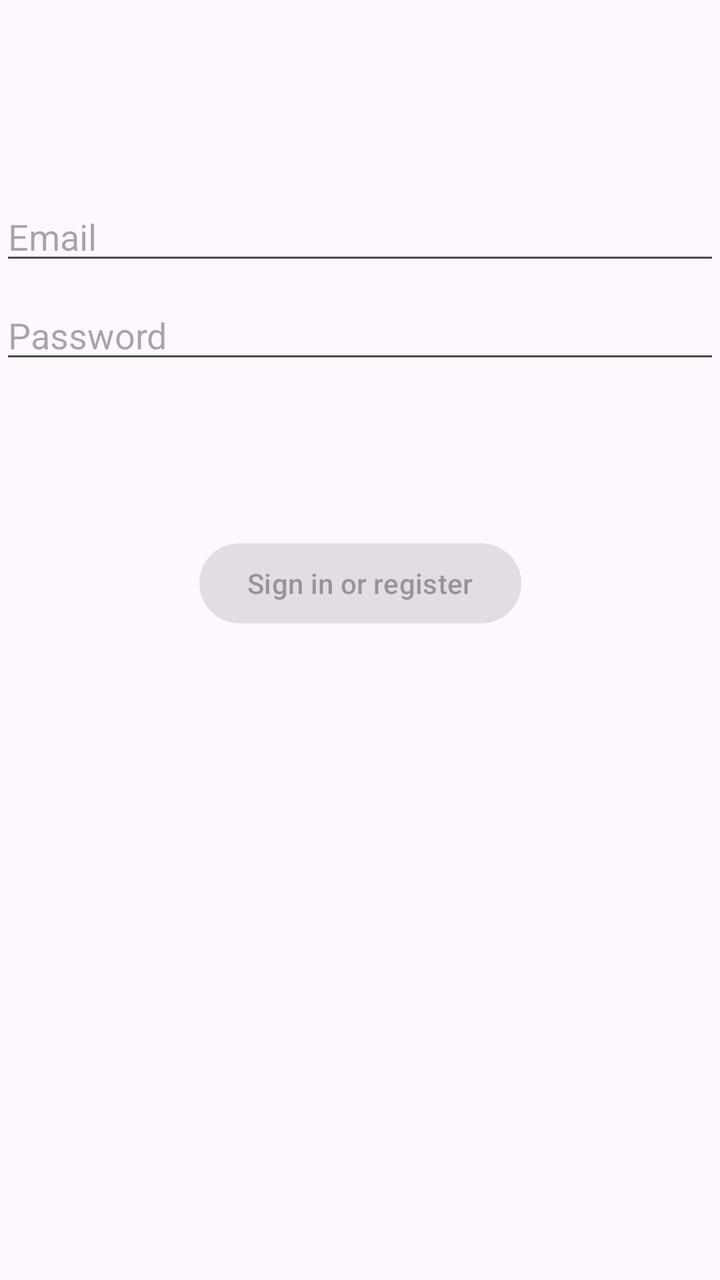
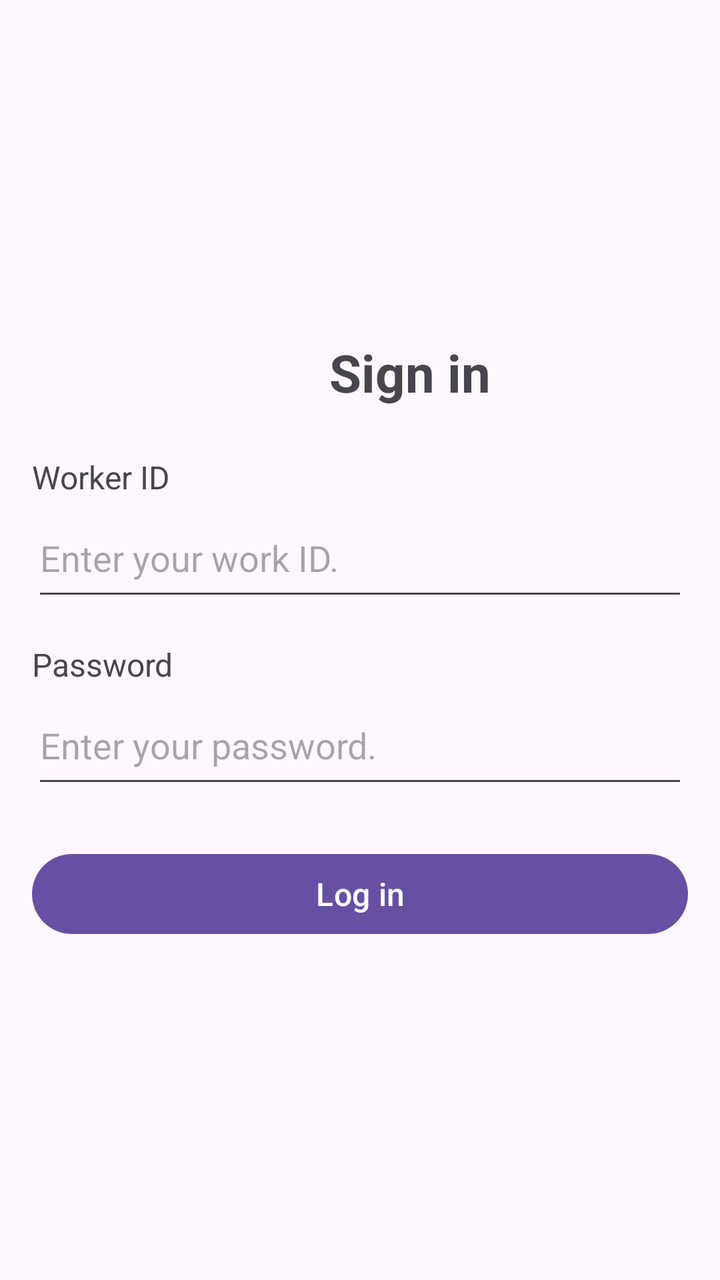

The first picture is an Android layout as it rendered before a commit; the second is the same layout after the commit. The layout source and the unified diff follow.
<!-- AndroidManifest.xml: application theme Theme.JavaReportingSystem -->
<!-- res/layout/activity_login.xml -->
<?xml version="1.0" encoding="utf-8"?>
<androidx.constraintlayout.widget.ConstraintLayout xmlns:android="http://schemas.android.com/apk/res/android"
    xmlns:app="http://schemas.android.com/apk/res-auto"
    xmlns:tools="http://schemas.android.com/tools"
    android:id="@+id/main"
    android:layout_width="match_parent"
    android:layout_height="match_parent"
    tools:context=".ui.login.LoginActivity">

    <EditText
        android:id="@+id/username"
        android:layout_width="0dp"
        android:layout_height="wrap_content"
        android:layout_marginTop="96dp"
        android:hint="@string/prompt_email"
        android:inputType="textEmailAddress"
        android:selectAllOnFocus="true"
        app:layout_constraintEnd_toEndOf="parent"
        app:layout_constraintStart_toStartOf="parent"
        app:layout_constraintTop_toTopOf="parent" />

    <EditText
        android:id="@+id/password"
        android:layout_width="0dp"
        android:layout_height="wrap_content"
        android:layout_marginTop="8dp"
        android:hint="@string/prompt_password"
        android:imeActionLabel="@string/action_sign_in_short"
        android:imeOptions="actionDone"
        android:inputType="textPassword"
        android:selectAllOnFocus="true"
        app:layout_constraintEnd_toEndOf="parent"
        app:layout_constraintStart_toStartOf="parent"
        app:layout_constraintTop_toBottomOf="@+id/username" />

    <Button
        android:id="@+id/login"
        android:layout_width="wrap_content"
        android:layout_height="wrap_content"
        android:layout_gravity="start"
        android:layout_marginTop="16dp"
        android:layout_marginBottom="64dp"
        android:enabled="false"
        android:text="@string/action_sign_in"
        app:layout_constraintBottom_toBottomOf="parent"
        app:layout_constraintEnd_toEndOf="parent"
        app:layout_constraintStart_toStartOf="parent"
        app:layout_constraintTop_toBottomOf="@+id/password"
        app:layout_constraintVertical_bias="0.2" />

    <ProgressBar
        android:id="@+id/loading"
        android:layout_width="wrap_content"
        android:layout_height="wrap_content"
        android:layout_gravity="center"
        android:layout_marginTop="64dp"
        android:layout_marginBottom="64dp"
        android:visibility="gone"
        app:layout_constraintBottom_toBottomOf="parent"
        app:layout_constraintEnd_toEndOf="@+id/password"
        app:layout_constraintStart_toStartOf="@+id/password"
        app:layout_constraintTop_toTopOf="parent"
        app:layout_constraintVertical_bias="0.3" />

</androidx.constraintlayout.widget.ConstraintLayout>
<!-- resources referenced by this layout -->
<resources>
  <string name="action_sign_in">Sign in or register</string>
  <string name="action_sign_in_short">Sign in</string>
  <string name="prompt_email">Email</string>
  <string name="prompt_password">Password</string>
  <style name="Theme.JavaReportingSystem" parent="Base.Theme.JavaReportingSystem" />
  <style name="Base.Theme.JavaReportingSystem" parent="Theme.Material3.DayNight.NoActionBar">
          
          
      </style>
</resources>

<!-- the commit's change to res/layout/activity_login.xml (unified diff, before → after) -->
@@ -5,61 +5,109 @@
     android:id="@+id/main"
     android:layout_width="match_parent"
     android:layout_height="match_parent"
-    tools:context=".ui.login.LoginActivity">
+    tools:context=".LoginActivity">
 
-    <EditText
-        android:id="@+id/username"
+    <ScrollView
         android:layout_width="0dp"
-        android:layout_height="wrap_content"
-        android:layout_marginTop="96dp"
-        android:hint="@string/prompt_email"
-        android:inputType="textEmailAddress"
-        android:selectAllOnFocus="true"
-        app:layout_constraintEnd_toEndOf="parent"
+        android:layout_height="0dp"
+        android:fillViewport="true"
+        app:layout_constraintTop_toTopOf="parent"
+        app:layout_constraintBottom_toBottomOf="parent"
         app:layout_constraintStart_toStartOf="parent"
-        app:layout_constraintTop_toTopOf="parent" />
+        app:layout_constraintEnd_toEndOf="parent">
 
-    <EditText
-        android:id="@+id/password"
-        android:layout_width="0dp"
-        android:layout_height="wrap_content"
-        android:layout_marginTop="8dp"
-        android:hint="@string/prompt_password"
-        android:imeActionLabel="@string/action_sign_in_short"
-        android:imeOptions="actionDone"
-        android:inputType="textPassword"
-        android:selectAllOnFocus="true"
-        app:layout_constraintEnd_toEndOf="parent"
-        app:layout_constraintStart_toStartOf="parent"
-        app:layout_constraintTop_toBottomOf="@+id/username" />
+        <LinearLayout
+            android:layout_width="match_parent"
+            android:layout_height="wrap_content"
+            android:orientation="vertical"
+            android:gravity="center_vertical"
+            android:paddingStart="@dimen/activity_horizontal_margin"
+            android:paddingEnd="@dimen/activity_horizontal_margin"
+            android:paddingTop="@dimen/activity_vertical_margin"
+            android:paddingBottom="@dimen/activity_vertical_margin">
 
-    <Button
-        android:id="@+id/login"
-        android:layout_width="wrap_content"
-        android:layout_height="wrap_content"
-        android:layout_gravity="start"
-        android:layout_marginTop="16dp"
-        android:layout_marginBottom="64dp"
-        android:enabled="false"
-        android:text="@string/action_sign_in"
-        app:layout_constraintBottom_toBottomOf="parent"
-        app:layout_constraintEnd_toEndOf="parent"
-        app:layout_constraintStart_toStartOf="parent"
-        app:layout_constraintTop_toBottomOf="@+id/password"
-        app:layout_constraintVertical_bias="0.2" />
+            <TextView
+                android:layout_width="378dp"
+                android:layout_height="wrap_content"
+                android:text="Sign in"
+                android:textSize="@dimen/login_title_size"
+                android:textAlignment="center"
+                android:textStyle="bold" />
 
-    <ProgressBar
-        android:id="@+id/loading"
-        android:layout_width="wrap_content"
-        android:layout_height="wrap_content"
-        android:layout_gravity="center"
-        android:layout_marginTop="64dp"
-        android:layout_marginBottom="64dp"
-        android:visibility="gone"
-        app:layout_constraintBottom_toBottomOf="parent"
-        app:layout_constraintEnd_toEndOf="@+id/password"
-        app:layout_constraintStart_toStartOf="@+id/password"
-        app:layout_constraintTop_toTopOf="parent"
-        app:layout_constraintVertical_bias="0.3" />
+            <TextView
+                android:layout_width="match_parent"
+                android:layout_height="wrap_content"
+                android:layout_marginTop="24dp"
+                android:labelFor="@id/workerIdInput"
+                android:text="Worker ID"
+                android:textSize="@dimen/login_label_size" />
+
+            <EditText
+                android:id="@+id/workerIdInput"
+                android:maxLength="50"
+                android:layout_width="match_parent"
+                android:layout_height="wrap_content"
+                android:minHeight="56dp"
+                android:autofillHints="username"
+                android:imeOptions="actionNext"
+                android:inputType="text"
+                android:hint="Enter your work ID. "
+                android:textSize="@dimen/login_input_size" />
+
+            <TextView
+                android:layout_width="match_parent"
+                android:layout_height="wrap_content"
+                android:layout_marginTop="16dp"
+                android:labelFor="@id/passwordInput"
+                android:text="Password"
+                android:textSize="@dimen/login_label_size" />
+
+            <EditText
+                android:id="@+id/passwordInput"
+                android:layout_width="match_parent"
+                android:layout_height="wrap_content"
+                android:minHeight="56dp"
+                android:autofillHints="password"
+                android:imeOptions="actionDone"
+                android:inputType="textPassword"
+                android:hint="Enter your password. "
+                android:textSize="@dimen/login_input_size" />
+
+            <Button
+                android:id="@+id/loginButton"
+                android:layout_width="match_parent"
+                android:layout_height="wrap_content"
+                android:layout_marginTop="24dp"
+                android:text="Log in"
+                android:textSize="@dimen/login_button_size" />
+
+            <ProgressBar
+                android:id="@+id/loginProgress"
+                android:layout_width="wrap_content"
+                android:layout_height="wrap_content"
+                android:layout_gravity="center_horizontal"
+                android:layout_marginTop="16dp"
+                android:visibility="gone" />
+
+            <TextView
+                android:id="@+id/loginStatus"
+                android:layout_width="match_parent"
+                android:layout_height="wrap_content"
+                android:layout_marginTop="12dp"
+                android:textColor="@android:color/holo_green_dark"
+                android:textSize="@dimen/login_label_size"
+                android:visibility="gone" />
+
+            <TextView
+                android:id="@+id/loginError"
+                android:layout_width="match_parent"
+                android:layout_height="wrap_content"
+                android:layout_marginTop="12dp"
+                android:textColor="@android:color/holo_red_dark"
+                android:textSize="@dimen/login_label_size"
+                android:visibility="gone" />
+
+        </LinearLayout>
+    </ScrollView>
 
 </androidx.constraintlayout.widget.ConstraintLayout>
<!-- resource entries referenced after the edit -->
@@ -1,9 +1,11 @@
 <!-- resources referenced by this layout -->
 <resources>
-  <string name="action_sign_in">Sign in or register</string>
-  <string name="action_sign_in_short">Sign in</string>
-  <string name="prompt_email">Email</string>
-  <string name="prompt_password">Password</string>
+  <dimen name="activity_horizontal_margin">16dp</dimen>
+  <dimen name="activity_vertical_margin">16dp</dimen>
+  <dimen name="login_button_size">16sp</dimen>
+  <dimen name="login_input_size">18sp</dimen>
+  <dimen name="login_label_size">16sp</dimen>
+  <dimen name="login_title_size">26sp</dimen>
   <style name="Theme.JavaReportingSystem" parent="Base.Theme.JavaReportingSystem" />
   <style name="Base.Theme.JavaReportingSystem" parent="Theme.Material3.DayNight.NoActionBar">
           
